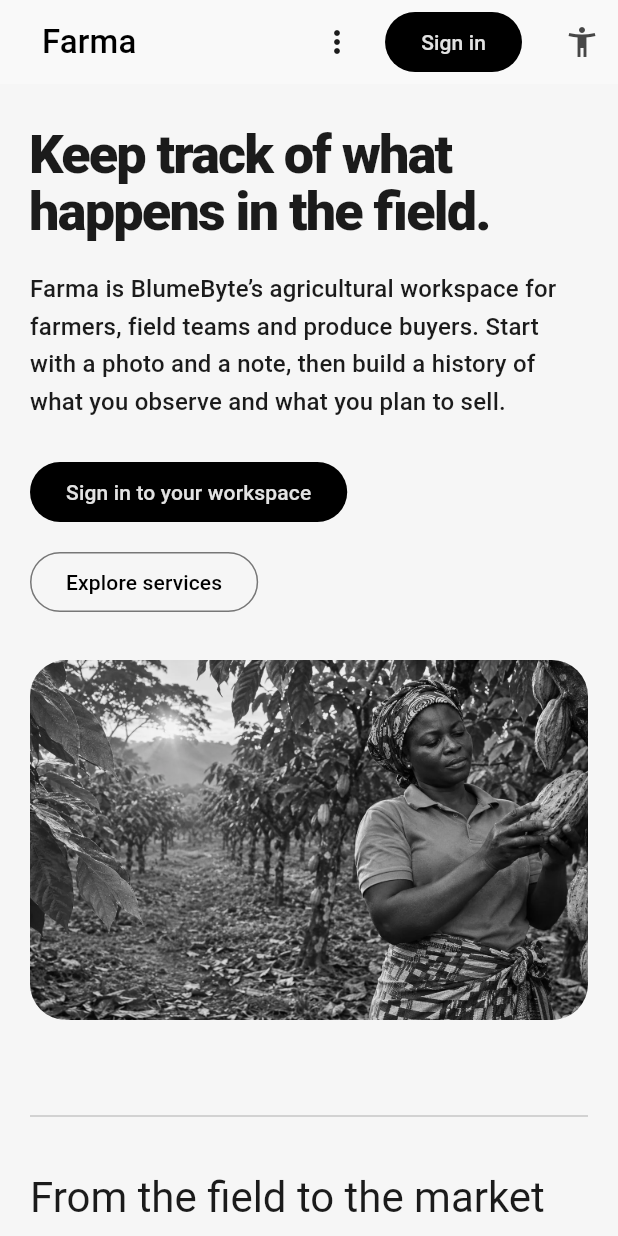
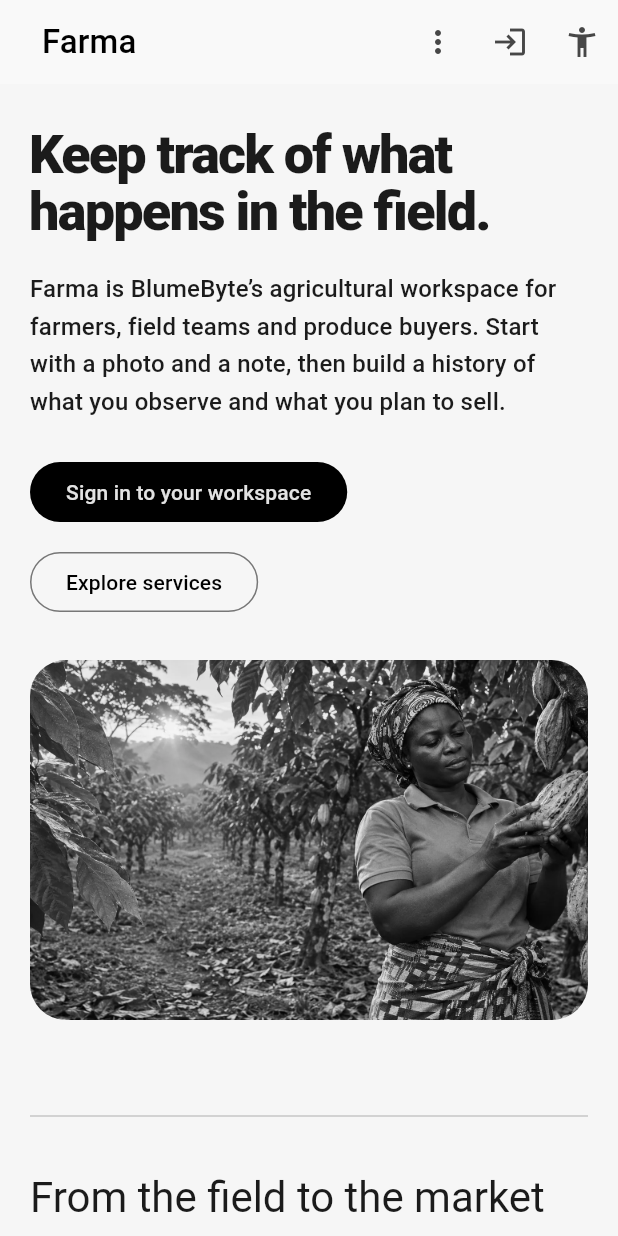
Before and after one commit to BlumeByte/Farma, a Flutter app: the screen it shows after launch, on a phone screen of 412 x 824 dp. Run offline on Flutter 3.47's test engine with Material 3 defaults, Android fonts, the phone set to English and light mode, and no system bars; our stand-ins replace image_picker, material_ui, shared_preferences, video_player.

Commit message:
Keep public navigation within the available header width

```diff
--- a/lib/farma_portal.dart
+++ b/lib/farma_portal.dart
@@ -58,7 +58,24 @@ class _FarmaPortalState extends State<FarmaPortal> {
     return Scaffold(
       appBar: AppBar(
         automaticallyImplyLeading: false,
-        actions: const [AccessibilityModeButton()],
+        actions: [
+          if (!wide) ...[
+            PopupMenuButton<_PublicPage>(
+              tooltip: 'Website navigation',
+              onSelected: open,
+              itemBuilder: (_) => [
+                for (final item in _PublicPage.values.take(5))
+                  PopupMenuItem(value: item, child: Text(item.label)),
+              ],
+            ),
+            IconButton(
+              tooltip: 'Sign in',
+              onPressed: () => open(_PublicPage.signIn),
+              icon: const Icon(Icons.login),
+            ),
+          ],
+          const AccessibilityModeButton(),
+        ],
         titleSpacing: 16,
         title: Semantics(
           container: true,
@@ -66,31 +83,38 @@ class _FarmaPortalState extends State<FarmaPortal> {
           label: 'Website navigation',
           child: Row(
             children: [
-              TextButton(
-                onPressed: () => open(_PublicPage.home),
-                child: const Text('Farma', style: TextStyle(fontSize: 22)),
+              Flexible(
+                child: TextButton(
+                  onPressed: () => open(_PublicPage.home),
+                  child: const Text(
+                    'Farma',
+                    style: TextStyle(fontSize: 22),
+                    overflow: TextOverflow.ellipsis,
+                  ),
+                ),
               ),
-              const Spacer(),
-              if (wide)
+              if (wide) ...[
+                const Spacer(),
                 for (final item in _PublicPage.values.take(5))
-                  TextButton(
-                    onPressed: () => open(item),
-                    child: Text(item.label),
-                  )
-              else
-                PopupMenuButton<_PublicPage>(
-                  tooltip: 'Website navigation',
-                  onSelected: open,
-                  itemBuilder: (_) => [
-                    for (final item in _PublicPage.values.take(5))
-                      PopupMenuItem(value: item, child: Text(item.label)),
-                  ],
+                  Flexible(
+                    flex: 2,
+                    child: TextButton(
+                      style: TextButton.styleFrom(
+                        padding: const EdgeInsets.symmetric(horizontal: 8),
+                      ),
+                      onPressed: () => open(item),
+                      child: Text(
+                        item.label,
+                        maxLines: 1,
+                        overflow: TextOverflow.ellipsis,
+                      ),
+                    ),
+                  ),
+                FilledButton(
+                  onPressed: () => open(_PublicPage.signIn),
+                  child: const Text('Sign in'),
                 ),
-              const SizedBox(width: 8),
-              FilledButton(
-                onPressed: () => open(_PublicPage.signIn),
-                child: const Text('Sign in'),
-              ),
+              ],
             ],
           ),
         ),
```
Also changed, not shown: 1 other file.
